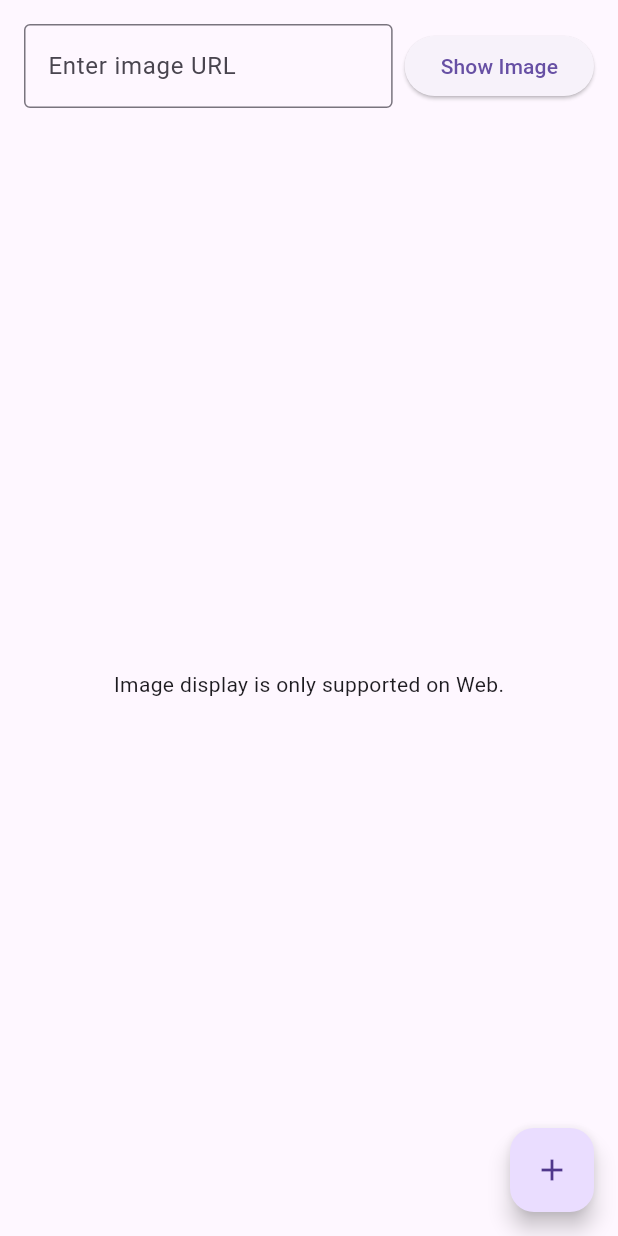
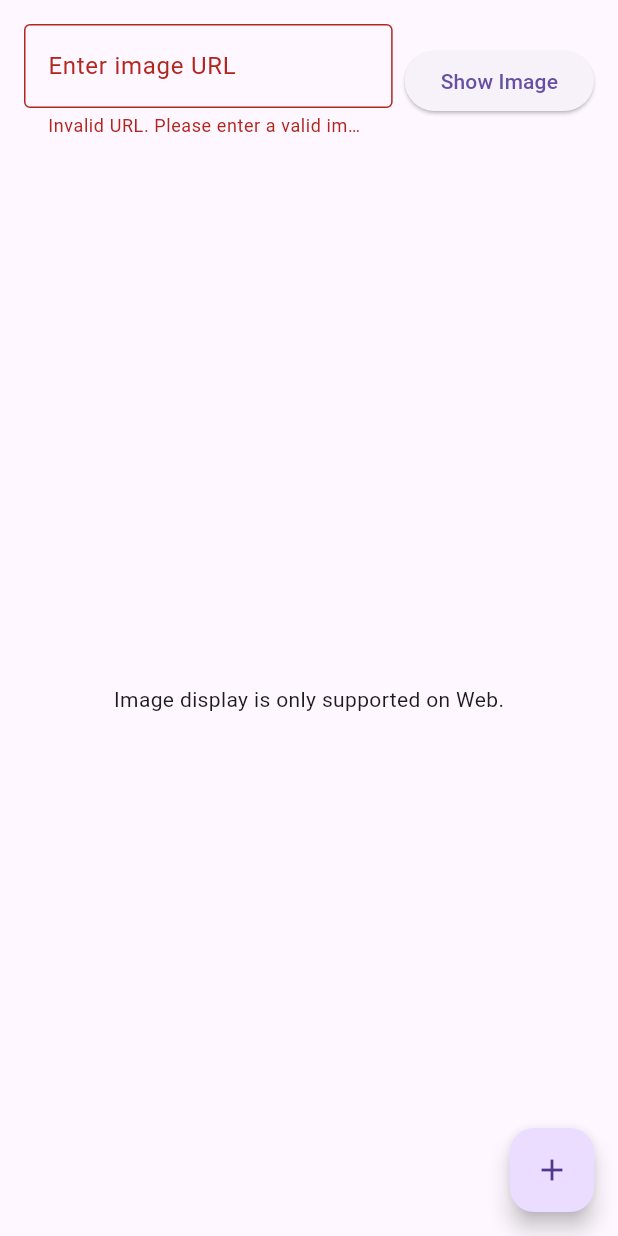
Before and after one commit to oae-prog/pageloadimage, a Flutter app: the screen it shows after launch, after a tap on "Show Image", on a phone screen of 412 x 824 dp. Run offline on Flutter 3.47's test engine with Material 3 defaults, Android fonts, the phone set to English and light mode, and no system bars; missing offline and left inert: dart:html.

Commit message:
Update main.dart
message error

```diff
--- a/lib/main.dart
+++ b/lib/main.dart
@@ -41,6 +41,9 @@ class _ImageWithContextMenuState extends State<ImageWithContextMenu> {
   /// Флаг видимости контекстного меню.
   bool _menuVisible = false;
 
+  /// Текст сообщения об ошибке.
+  String? _errorMessage;
+
   @override
   void initState() {
     super.initState();
@@ -51,7 +54,12 @@ class _ImageWithContextMenuState extends State<ImageWithContextMenu> {
         ..style.width = '100%'
         ..style.height = '100%'
         ..style.objectFit = 'contain'
-        ..onDoubleClick.listen((_) => _toggleFullscreen());
+        ..onDoubleClick.listen((_) => _toggleFullscreen())
+        ..onError.listen((_) {
+          setState(() {
+            _errorMessage = 'Failed to load image. Please check the URL.';
+          });
+        });
 
       ui.platformViewRegistry.registerViewFactory(
         'imageElement',
@@ -78,6 +86,12 @@ class _ImageWithContextMenuState extends State<ImageWithContextMenu> {
     });
   }
 
+  /// Проверяет, является ли введённая строка валидным URL.
+  bool _isValidUrl(String url) {
+    final uri = Uri.tryParse(url);
+    return uri != null && uri.hasScheme && uri.hasAuthority;
+  }
+
   @override
   Widget build(BuildContext context) {
     return Stack(
@@ -87,27 +101,39 @@ class _ImageWithContextMenuState extends State<ImageWithContextMenu> {
             // Поле для ввода URL изображения и кнопка для его отображения.
             Padding(
               padding: const EdgeInsets.all(16.0),
-              child: Row(
+              child: Column(
+                children: [
+                  Row(
                     children: [
                       Expanded(
                         child: TextField(
                           controller: _urlController,
-                      decoration: const InputDecoration(
+                          decoration: InputDecoration(
                             labelText: 'Enter image URL',
-                        border: OutlineInputBorder(),
+                            border: const OutlineInputBorder(),
+                            errorText: _errorMessage,
                           ),
                         ),
                       ),
                       const SizedBox(width: 8),
                       ElevatedButton(
                         onPressed: () {
-                      if (kIsWeb && _urlController.text.isNotEmpty) {
                           setState(() {
-                          _imageElement.src = _urlController.text;
+                            final url = _urlController.text;
+
+                            if (_isValidUrl(url)) {
+                              _errorMessage = null;
+                              if (kIsWeb) {
+                                _imageElement.src = url;
+                              }
+                            } else {
+                              _errorMessage = 'Invalid URL. Please enter a valid image URL.';
+                            }
                           });
-                      }
                         },
                         child: const Text('Show Image'),
+                      ),
+                    ],
                   ),
                 ],
               ),
@@ -117,7 +143,12 @@ class _ImageWithContextMenuState extends State<ImageWithContextMenu> {
             Expanded(
               child: Center(
                 child: kIsWeb
-                    ? const HtmlElementView(viewType: 'imageElement')
+                    ? _errorMessage != null
+                    ? Text(
+                  _errorMessage!,
+                  style: const TextStyle(color: Colors.red),
+                )
+                    : const HtmlElementView(viewType: 'imageElement')
                     : const Text('Image display is only supported on Web.'),
               ),
             ),
```
Lines whose indentation alone changed are shown as unchanged.
